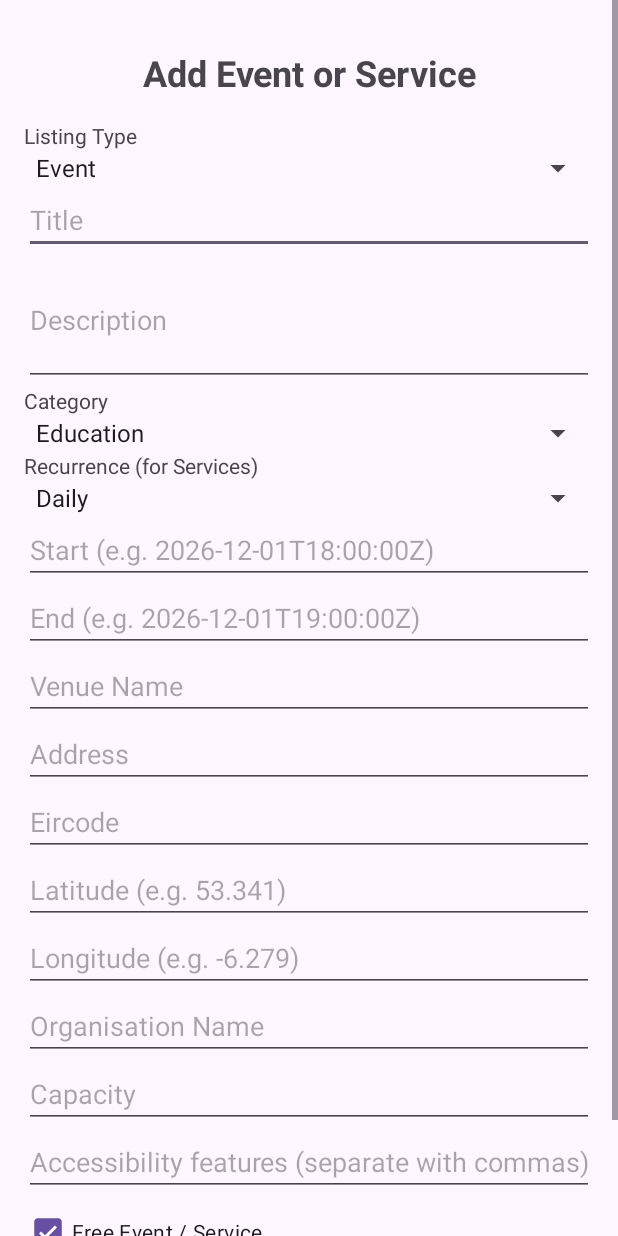
After one commit to Mateusz-gif/LibertiesHub, an Android app: the AddEventActivity screen opened directly, with no data from a screen before it, on a phone screen of 412 x 824 dp. The commit adds this screen. Run offline under Robolectric (Android 15) with nearby library versions, the phone set to English and light mode, and no system bars; our stand-ins replace Firebase (no records; nobody signed in at launch, a user with empty details on screens opened directly).

Commit message:
added where admin can add events/services

```diff
--- a/app/src/main/AndroidManifest.xml
+++ b/app/src/main/AndroidManifest.xml
@@ -44,9 +44,13 @@
         <activity
             android:name=".CalendarActivity"
             android:exported="false" />
+        <activity
+            android:name=".AdminActivity"
+            android:exported="false"
+            android:windowSoftInputMode="adjustResize" />
 
         <activity
-            android:name=".AdminActivity"
+            android:name=".AddEventActivity"
             android:exported="false"
             android:windowSoftInputMode="adjustResize" />
     </application>
--- /dev/null
+++ b/app/src/main/java/com/example/libertieshub/AddEventActivity.java
@@ -0,0 +1,286 @@
+package com.example.libertieshub;
+
+import android.os.Bundle;
+import android.view.View;
+import android.widget.ArrayAdapter;
+import android.widget.Button;
+import android.widget.CheckBox;
+import android.widget.EditText;
+import android.widget.Spinner;
+import android.widget.Toast;
+
+import androidx.appcompat.app.AppCompatActivity;
+
+import com.google.android.gms.tasks.OnCompleteListener;
+import com.google.android.gms.tasks.Task;
+import com.google.firebase.database.DatabaseReference;
+import com.google.firebase.database.FirebaseDatabase;
+
+import java.util.ArrayList;
+import java.util.HashMap;
+
+public class AddEventActivity extends AppCompatActivity {
+
+    EditText titleEditText, descriptionEditText;
+    EditText startEditText, endEditText;
+    EditText venueEditText, addressEditText, eircodeEditText;
+    EditText latitudeEditText, longitudeEditText;
+    EditText organisationEditText, capacityEditText;
+    EditText accessibilityEditText;
+
+    Spinner typeSpinner, categorySpinner, recurrenceSpinner;
+    CheckBox freeCheckBox;
+    Button saveButton;
+
+    DatabaseReference eventsRef;
+
+    @Override
+    protected void onCreate(Bundle savedInstanceState) {
+        super.onCreate(savedInstanceState);
+        setContentView(R.layout.activity_add_event);
+
+        titleEditText = findViewById(R.id.titleEditText);
+        descriptionEditText = findViewById(R.id.descriptionEditText);
+
+        startEditText = findViewById(R.id.startEditText);
+        endEditText = findViewById(R.id.endEditText);
+
+        venueEditText = findViewById(R.id.venueEditText);
+        addressEditText = findViewById(R.id.addressEditText);
+        eircodeEditText = findViewById(R.id.eircodeEditText);
+
+        latitudeEditText = findViewById(R.id.latitudeEditText);
+        longitudeEditText = findViewById(R.id.longitudeEditText);
+
+        organisationEditText = findViewById(R.id.organisationEditText);
+        capacityEditText = findViewById(R.id.capacityEditText);
+        accessibilityEditText = findViewById(R.id.accessibilityEditText);
+
+        typeSpinner = findViewById(R.id.typeSpinner);
+        categorySpinner = findViewById(R.id.categorySpinner);
+        recurrenceSpinner = findViewById(R.id.recurrenceSpinner);
+
+        freeCheckBox = findViewById(R.id.freeCheckBox);
+        saveButton = findViewById(R.id.saveButton);
+
+        // Event or Service
+        String[] types = {"Event", "Service"};
+
+        ArrayAdapter<String> typeAdapter = new ArrayAdapter<>(
+                this, android.R.layout.simple_spinner_item, types);
+
+        typeAdapter.setDropDownViewResource(
+                android.R.layout.simple_spinner_dropdown_item);
+
+        typeSpinner.setAdapter(typeAdapter);
+
+        // Categories
+        String[] categories = {
+                "Education",
+                "Health & Fitness",
+                "Other",
+                "Music",
+                "Sports",
+                "Arts & Culture",
+                "Food & Markets"
+        };
+
+        ArrayAdapter<String> categoryAdapter = new ArrayAdapter<>(
+                this, android.R.layout.simple_spinner_item, categories);
+
+        categoryAdapter.setDropDownViewResource(
+                android.R.layout.simple_spinner_dropdown_item);
+
+        categorySpinner.setAdapter(categoryAdapter);
+
+        // Recurring Services
+        String[] recurrenceOptions = {
+                "Daily", "Weekly", "Monthly"
+        };
+
+        ArrayAdapter<String> recurrenceAdapter = new ArrayAdapter<>(
+                this, android.R.layout.simple_spinner_item,
+                recurrenceOptions);
+
+        recurrenceAdapter.setDropDownViewResource(
+                android.R.layout.simple_spinner_dropdown_item);
+
+        recurrenceSpinner.setAdapter(recurrenceAdapter);
+
+        FirebaseDatabase database = FirebaseDatabase.getInstance(
+                "https://libertieshub-default-rtdb.europe-west1.firebasedatabase.app/");
+
+        eventsRef = database.getReference("community_events");
+
+        saveButton.setOnClickListener(new View.OnClickListener() {
+            @Override
+            public void onClick(View v) {
+                saveEvent();
+            }
+        });
+    }
+
+    private void saveEvent() {
+
+        String title = titleEditText.getText().toString().trim();
+        String description = descriptionEditText.getText().toString().trim();
+
+        String start = startEditText.getText().toString().trim();
+        String end = endEditText.getText().toString().trim();
+
+        String venue = venueEditText.getText().toString().trim();
+        String address = addressEditText.getText().toString().trim();
+        String eircode = eircodeEditText.getText().toString().trim();
+
+        String organisation = organisationEditText.getText()
+                .toString().trim();
+
+        String latitudeText = latitudeEditText.getText().toString().trim();
+        String longitudeText = longitudeEditText.getText().toString().trim();
+        String capacityText = capacityEditText.getText().toString().trim();
+
+        String accessibilityText = accessibilityEditText.getText()
+                .toString().trim();
+
+        String category = categorySpinner.getSelectedItem().toString();
+        String type = typeSpinner.getSelectedItem().toString();
+
+        // Check required fields
+        if (title.isEmpty() || description.isEmpty()
+                || start.isEmpty() || end.isEmpty()
+                || venue.isEmpty() || address.isEmpty()
+                || organisation.isEmpty()
+                || latitudeText.isEmpty() || longitudeText.isEmpty()
+                || capacityText.isEmpty()) {
+
+            Toast.makeText(this, "Please fill in all required fields",
+                    Toast.LENGTH_SHORT).show();
+            return;
+        }
+
+        // Check the date format
+        String datePattern =
+                "\\d{4}-\\d{2}-\\d{2}T\\d{2}:\\d{2}:\\d{2}Z";
+
+        if (!start.matches(datePattern) || !end.matches(datePattern)) {
+            Toast.makeText(this, "Use the date format shown",
+                    Toast.LENGTH_LONG).show();
+            return;
+        }
+
+        if (start.compareTo(end) >= 0) {
+            Toast.makeText(this, "End must be after start",
+                    Toast.LENGTH_SHORT).show();
+            return;
+        }
+
+        double latitude;
+        double longitude;
+        long capacity;
+
+        try {
+            latitude = Double.parseDouble(latitudeText);
+            longitude = Double.parseDouble(longitudeText);
+            capacity = Long.parseLong(capacityText);
+
+        } catch (NumberFormatException e) {
+            Toast.makeText(this, "Invalid coordinates or capacity",
+                    Toast.LENGTH_SHORT).show();
+            return;
+        }
+
+        if (latitude < -90 || latitude > 90
+                || longitude < -180 || longitude > 180
+                || capacity < 0) {
+
+            Toast.makeText(this, "Invalid coordinates or capacity",
+                    Toast.LENGTH_SHORT).show();
+            return;
+        }
+
+        // Events happen once; Services can repeat
+        String recurrence = "none";
+
+        if (type.equals("Service")) {
+            recurrence = recurrenceSpinner.getSelectedItem()
+                    .toString().toLowerCase();
+        }
+
+        // Date and time
+        HashMap<String, Object> datetime = new HashMap<>();
+        datetime.put("start", start);
+        datetime.put("end", end);
+        datetime.put("recurrence", recurrence);
+
+        // Map coordinates
+        HashMap<String, Object> coordinates = new HashMap<>();
+        coordinates.put("lat", latitude);
+        coordinates.put("lng", longitude);
+
+        // Location
+        HashMap<String, Object> location = new HashMap<>();
+        location.put("venue_name", venue);
+        location.put("address", address);
+        location.put("eircode", eircode);
+        location.put("coordinates", coordinates);
+
+        // Organisation
+        HashMap<String, Object> partnerOrganization = new HashMap<>();
+        partnerOrganization.put("name", organisation);
+
+        // Accessibility features
+        ArrayList<String> accessibility = new ArrayList<>();
+
+        if (!accessibilityText.isEmpty()) {
+
+            String[] features = accessibilityText.split(",");
+
+            for (String feature : features) {
+                if (!feature.trim().isEmpty()) {
+                    accessibility.add(feature.trim());
+                }
+            }
+        }
+
+        // New event data
+        HashMap<String, Object> event = new HashMap<>();
+
+        event.put("title", title);
+        event.put("description", description);
+        event.put("category", category);
+        event.put("datetime", datetime);
+        event.put("location", location);
+        event.put("partner_organization", partnerOrganization);
+        event.put("capacity", capacity);
+        event.put("is_free", freeCheckBox.isChecked());
+        event.put("accessibility", accessibility);
+
+        // Create a new Firebase record
+        saveButton.setEnabled(false);
+
+        eventsRef.push().setValue(event)
+                .addOnCompleteListener(this, new OnCompleteListener<Void>() {
+
+                    @Override
+                    public void onComplete(Task<Void> task) {
+
+                        if (task.isSuccessful()) {
+
+                            Toast.makeText(AddEventActivity.this,
+                                    "Event / Service added successfully",
+                                    Toast.LENGTH_SHORT).show();
+
+                            finish();
+
+                        } else {
+
+                            saveButton.setEnabled(true);
+
+                            Toast.makeText(AddEventActivity.this,
+                                    "Failed to save",
+                                    Toast.LENGTH_LONG).show();
+                        }
+                    }
+                });
+    }
+}
--- /dev/null
+++ b/app/src/main/res/layout/activity_add_event.xml
@@ -0,0 +1,151 @@
+<?xml version="1.0" encoding="utf-8"?>
+<ScrollView xmlns:android="http://schemas.android.com/apk/res/android"
+    android:layout_width="match_parent"
+    android:layout_height="match_parent">
+
+    <LinearLayout
+        android:layout_width="match_parent"
+        android:layout_height="wrap_content"
+        android:orientation="vertical"
+        android:padding="16dp">
+
+        <TextView
+            android:layout_width="match_parent"
+            android:layout_height="wrap_content"
+            android:text="Add Event or Service"
+            android:textSize="24sp"
+            android:textStyle="bold"
+            android:gravity="center"
+            android:padding="16dp" />
+
+        <TextView
+            android:layout_width="match_parent"
+            android:layout_height="wrap_content"
+            android:text="Listing Type" />
+
+        <Spinner
+            android:id="@+id/typeSpinner"
+            android:layout_width="match_parent"
+            android:layout_height="wrap_content" />
+
+        <EditText
+            android:id="@+id/titleEditText"
+            android:layout_width="match_parent"
+            android:layout_height="wrap_content"
+            android:hint="Title"
+            android:inputType="textCapSentences" />
+
+        <EditText
+            android:id="@+id/descriptionEditText"
+            android:layout_width="match_parent"
+            android:layout_height="wrap_content"
+            android:hint="Description"
+            android:inputType="textMultiLine"
+            android:minLines="3" />
+
+        <TextView
+            android:layout_width="match_parent"
+            android:layout_height="wrap_content"
+            android:text="Category" />
+
+        <Spinner
+            android:id="@+id/categorySpinner"
+            android:layout_width="match_parent"
+            android:layout_height="wrap_content" />
+
+        <TextView
+            android:layout_width="match_parent"
+            android:layout_height="wrap_content"
+            android:text="Recurrence (for Services)" />
+
+        <Spinner
+            android:id="@+id/recurrenceSpinner"
+            android:layout_width="match_parent"
+            android:layout_height="wrap_content" />
+
+        <EditText
+            android:id="@+id/startEditText"
+            android:layout_width="match_parent"
+            android:layout_height="wrap_content"
+            android:hint="Start (e.g. 2026-12-01T18:00:00Z)"
+            android:inputType="text" />
+
+        <EditText
+            android:id="@+id/endEditText"
+            android:layout_width="match_parent"
+            android:layout_height="wrap_content"
+            android:hint="End (e.g. 2026-12-01T19:00:00Z)"
+            android:inputType="text" />
+
+        <EditText
+            android:id="@+id/venueEditText"
+            android:layout_width="match_parent"
+            android:layout_height="wrap_content"
+            android:hint="Venue Name"
+            android:inputType="textCapWords" />
+
+        <EditText
+            android:id="@+id/addressEditText"
+            android:layout_width="match_parent"
+            android:layout_height="wrap_content"
+            android:hint="Address"
+            android:inputType="textPostalAddress" />
+
+        <EditText
+            android:id="@+id/eircodeEditText"
+            android:layout_width="match_parent"
+            android:layout_height="wrap_content"
+            android:hint="Eircode"
+            android:inputType="textCapCharacters" />
+
+        <EditText
+            android:id="@+id/latitudeEditText"
+            android:layout_width="match_parent"
+            android:layout_height="wrap_content"
+            android:hint="Latitude (e.g. 53.341)"
+            android:inputType="numberDecimal|numberSigned" />
+
+        <EditText
+            android:id="@+id/longitudeEditText"
+            android:layout_width="match_parent"
+            android:layout_height="wrap_content"
+            android:hint="Longitude (e.g. -6.279)"
+            android:inputType="numberDecimal|numberSigned" />
+
+        <EditText
+            android:id="@+id/organisationEditText"
+            android:layout_width="match_parent"
+            android:layout_height="wrap_content"
+            android:hint="Organisation Name"
+            android:inputType="textCapWords" />
+
+        <EditText
+            android:id="@+id/capacityEditText"
+            android:layout_width="match_parent"
+            android:layout_height="wrap_content"
+            android:hint="Capacity"
+            android:inputType="number" />
+
+        <EditText
+            android:id="@+id/accessibilityEditText"
+            android:layout_width="match_parent"
+            android:layout_height="wrap_content"
+            android:hint="Accessibility features (separate with commas)"
+            android:inputType="textCapSentences" />
+
+        <CheckBox
+            android:id="@+id/freeCheckBox"
+            android:layout_width="match_parent"
+            android:layout_height="wrap_content"
+            android:text="Free Event / Service"
+            android:checked="true" />
+
+        <Button
+            android:id="@+id/saveButton"
+            android:layout_width="match_parent"
+            android:layout_height="wrap_content"
+            android:text="Save Event / Service" />
+
+    </LinearLayout>
+
+</ScrollView>
--- a/app/src/main/res/layout/activity_admin.xml
+++ b/app/src/main/res/layout/activity_admin.xml
@@ -29,20 +29,20 @@
         android:layout_width="match_parent"
         android:layout_height="wrap_content"
         android:text="Add Event / Service"
-        android:enabled="false" />
+        android:enabled="true" />
 
     <Button
         android:id="@+id/manageEventsButton"
         android:layout_width="match_parent"
         android:layout_height="wrap_content"
         android:text="Edit / Delete Events"
-        android:enabled="false" />
+        android:enabled="true" />
 
     <Button
         android:id="@+id/manageSurveysButton"
         android:layout_width="match_parent"
         android:layout_height="wrap_content"
         android:text="Manage Surveys"
-        android:enabled="false" />
+        android:enabled="true" />
 
 </LinearLayout>
```
Also changed, not shown: app/src/main/java/com/example/libertieshub/AdminActivity.java (+25 -0 lines).
